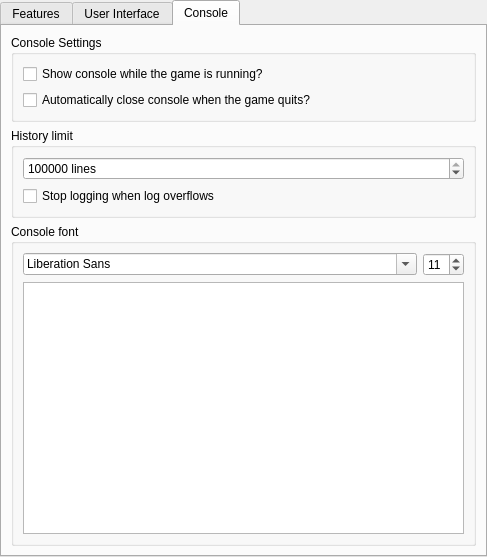
The window that application/pages/global/MultiMCPage.ui (FreesmTeam/FreesmLauncher) describes before a commit, drawn with Qt 5.
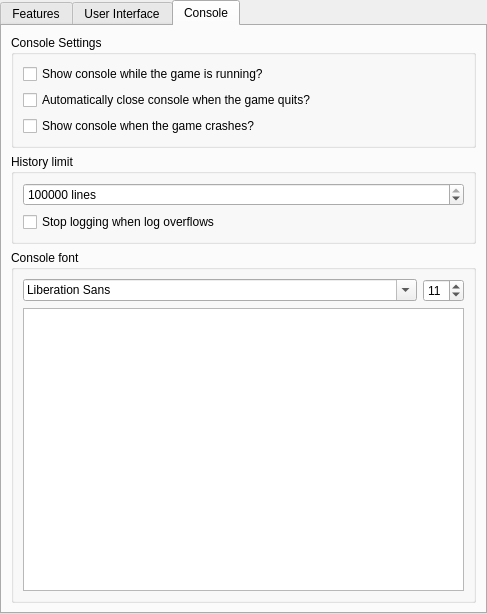
The same window after the commit. The open tabs and pages were chosen to show the change.

Commit message: NOISSUE add an option to show console on error and default other options to false

Diff of the .ui file:
```diff
--- a/application/pages/global/MultiMCPage.ui
+++ b/application/pages/global/MultiMCPage.ui
@@ -7,7 +7,7 @@
     <x>0</x>
     <y>0</y>
     <width>487</width>
-    <height>557</height>
+    <height>614</height>
    </rect>
   </property>
   <property name="sizePolicy">
@@ -456,6 +456,13 @@
             </property>
            </widget>
           </item>
+          <item>
+           <widget class="QCheckBox" name="showConsoleErrorCheck">
+            <property name="text">
+             <string>Show console when the game crashes?</string>
+            </property>
+           </widget>
+          </item>
          </layout>
         </widget>
        </item>
```
Left out of the diff: 1 changed line with no effect on the pictures. The commit also changes 7 other files.
